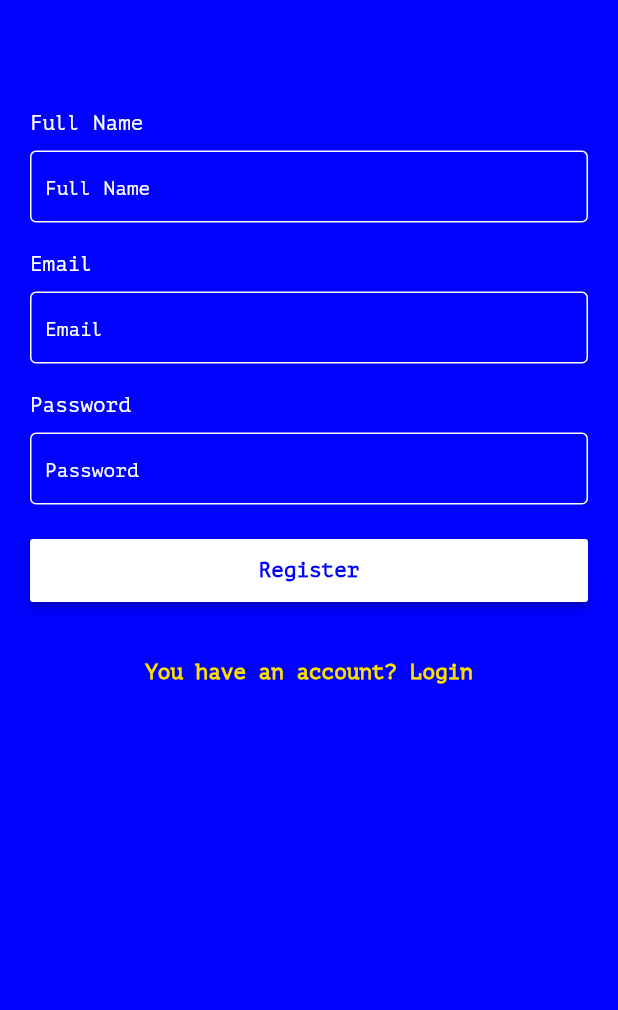
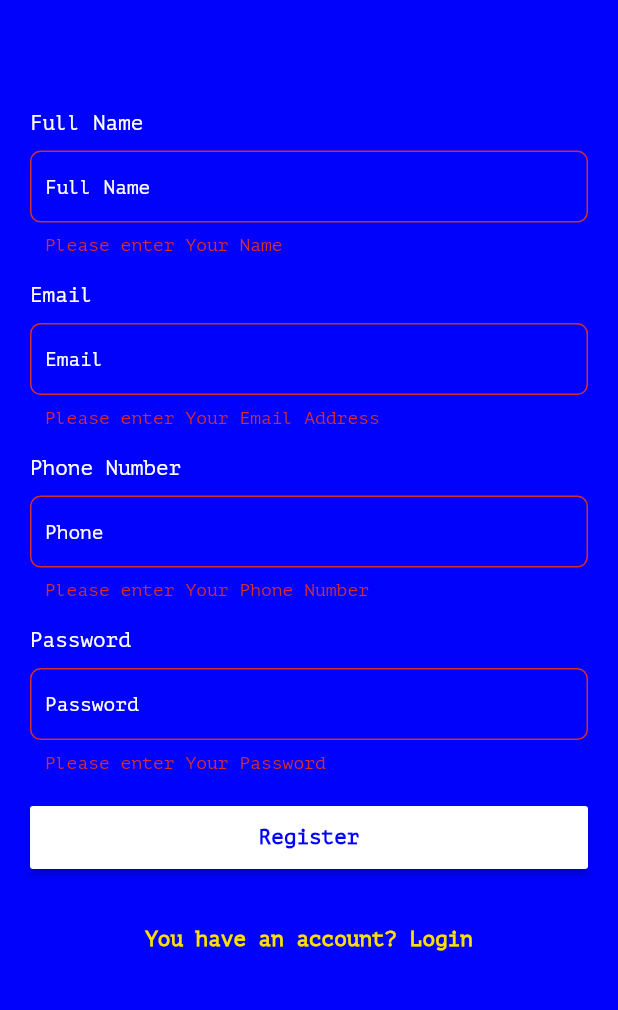
Before and after one commit to aligazal93/latech_app, a Flutter app: the screen it shows after launch, after a tap on "Login", after a tap on "Don’t have an account? Sign-up", after a tap on "Register", on a phone screen of 412 x 824 dp, the part 60-1070 px from its top. Run offline on Flutter 3.47's test engine with Material 2 defaults, Android fonts, the phone set to English and light mode, and no system bars; our stand-ins replace dio, flutter_bloc.

Commit message:
- DioHelper Layer - SignUp API - Login API

```diff
--- /dev/null
+++ b/lib/core/dio_helper/dio_helper.dart
@@ -0,0 +1,27 @@
+import 'dart:io';
+
+import 'package:dio/adapter.dart';
+import 'package:dio/dio.dart';
+
+class DioHelper {
+  static final String _baseUrl = "https://student.valuxapps.com/api/";
+  static late Dio _dio;
+
+  static void init() {
+    _dio = Dio()..options.baseUrl = _baseUrl;
+    (_dio.httpClientAdapter as DefaultHttpClientAdapter).onHttpClientCreate =
+        (HttpClient client) {
+      client.badCertificateCallback =
+          (X509Certificate cert, String host, int port) => true;
+      return client;
+    };
+  }
+
+  static Future<Response<dynamic>> get(String path) async {
+    return await _dio.get(path);
+  }
+
+  static Future<Response<dynamic>> post(String path, {var data}) async {
+    return await _dio.post(path, data: data);
+  }
+}
--- /dev/null
+++ b/lib/features/login/cubit/states.dart
@@ -0,0 +1,5 @@
+abstract class LoginStates {}
+
+class LoginInit extends LoginStates {}
+
+class LoginLoading extends LoginStates {}
--- a/lib/features/login/units/confirm_button.dart
+++ b/lib/features/login/units/confirm_button.dart
@@ -1,15 +1,23 @@
 import 'package:flutter/material.dart';
+import 'package:flutter_bloc/flutter_bloc.dart';
+import 'package:latech_app/features/login/cubit/cubit.dart';
+import 'package:latech_app/features/login/cubit/states.dart';
 import 'package:latech_app/widgets/app_button.dart';
+import 'package:latech_app/widgets/loading_indicator.dart';
 
 class LoginConfirmButton extends StatelessWidget {
   const LoginConfirmButton({Key? key}) : super(key: key);
 
   @override
   Widget build(BuildContext context) {
-    return AppButton(
-      onPressed: () {},
-      title: 'Login',
-      backgroundColor: Colors.white,
+    final cubit = LoginCubit.of(context);
+    return BlocBuilder(
+      bloc: cubit,
+      builder: (context, state) => state is LoginLoading ? LoadingIndicator() : AppButton(
+        onPressed: cubit.login,
+        title: 'Login',
+        backgroundColor: Colors.white,
+      ),
     );
   }
 }
--- a/lib/features/login/units/fields.dart
+++ b/lib/features/login/units/fields.dart
@@ -1,4 +1,5 @@
 import 'package:flutter/material.dart';
+import 'package:latech_app/features/login/cubit/cubit.dart';
 import 'package:latech_app/widgets/input_text_field.dart';
 
 class LoginFields extends StatelessWidget {
@@ -6,17 +7,37 @@ class LoginFields extends StatelessWidget {
 
   @override
   Widget build(BuildContext context) {
-    return Column(
+    final cubit = LoginCubit.of(context);
+    return Form(
+      key: cubit.formKey,
+      child: Column(
         children: [
           InputTextField(
+            textInputType: TextInputType.emailAddress,
             hintText: 'Email',
             upperText: 'Email',
+            validator: (v) {
+              if(v!.isEmpty)
+                return 'Please enter Your Email Address';
+              else
+                return null;
+            },
+            onSaved: (v) => cubit.email = v,
           ),
           InputTextField(
+            obscureText: true,
             hintText: 'Password',
             upperText: 'Password',
+            onSaved: (v) => cubit.password = v,
+            validator: (v) {
+              if(v!.isEmpty)
+                return 'Please enter Your Password';
+              else
+                return null;
+            },
           ),
         ],
+      ),
     );
   }
 }
--- a/lib/features/login/view.dart
+++ b/lib/features/login/view.dart
@@ -1,20 +1,18 @@
 import 'package:flutter/material.dart';
+import 'package:flutter_bloc/flutter_bloc.dart';
 import 'package:latech_app/constains.dart';
-import 'package:latech_app/core/app_router/router.dart';
+import 'package:latech_app/features/login/cubit/cubit.dart';
 import 'package:latech_app/features/login/units/confirm_button.dart';
 import 'package:latech_app/features/login/units/fields.dart';
 import 'package:latech_app/features/login/units/signup_section.dart';
-import 'package:latech_app/features/sign_up/view.dart';
 import 'package:latech_app/widgets/app_bar.dart';
-import 'package:latech_app/widgets/app_button.dart';
-import 'package:latech_app/widgets/input_text_field.dart';
 
 class LoginView extends StatelessWidget {
-  const LoginView({Key? key}) : super(key: key);
-
   @override
   Widget build(BuildContext context) {
-    return Scaffold(
+    return BlocProvider(
+      create: (context) => LoginCubit(),
+      child: Scaffold(
         backgroundColor: kPrimaryColor,
         appBar: appBar('Login'),
         body: ListView(
@@ -27,6 +25,7 @@ class LoginView extends StatelessWidget {
             LoginSignUpSection()
           ],
         ),
+      ),
     );
   }
 }
--- /dev/null
+++ b/lib/features/sign_up/cubit/cubit.dart
@@ -0,0 +1,43 @@
+import 'package:flutter/cupertino.dart';
+import 'package:flutter_bloc/flutter_bloc.dart';
+import 'package:latech_app/core/app_router/router.dart';
+import 'package:latech_app/core/dio_helper/dio_helper.dart';
+import 'package:latech_app/features/sign_up/cubit/states.dart';
+import 'package:latech_app/widgets/snack_bar.dart';
+
+class SignUpCubit extends Cubit<SignUpStates>
+{
+  SignUpCubit() : super(SignUpInitStates());
+  static SignUpCubit of(context) => BlocProvider.of(context);
+
+  String? email, name , phone , password;
+  final formKey = GlobalKey<FormState>();
+
+  Future<void> signUp() async {
+    if (!formKey.currentState!.validate()) return;
+    formKey.currentState!.save();
+    emit(SignUpLoadingStates());
+    try {
+      final response = await DioHelper.post(
+          'register',
+          data:{
+            "email" : email,
+            "name" : name,
+            "phone" : phone,
+            "password" : password,
+          });
+      final data = response.data;
+      if(data['status']){
+        // Home
+        MagicRouter.navigateAndPopAll(SizedBox());
+      } else {
+        showSnackBar(data['message']);
+      }
+    } catch (e) {
+      showSnackBar(e.toString());
+    }
+    emit(SignUpInitStates());
+  }
+
+
+}
--- /dev/null
+++ b/lib/features/sign_up/cubit/states.dart
@@ -0,0 +1,5 @@
+abstract class SignUpStates {}
+
+class SignUpInitStates extends SignUpStates {}
+
+class SignUpLoadingStates extends SignUpStates {}
--- a/lib/features/sign_up/units/confirm_button.dart
+++ b/lib/features/sign_up/units/confirm_button.dart
@@ -1,15 +1,23 @@
 import 'package:flutter/material.dart';
+import 'package:flutter_bloc/flutter_bloc.dart';
+import 'package:latech_app/features/sign_up/cubit/cubit.dart';
+import 'package:latech_app/features/sign_up/cubit/states.dart';
 import 'package:latech_app/widgets/app_button.dart';
+import 'package:latech_app/widgets/loading_indicator.dart';
 
 class SignUpConfirmButton extends StatelessWidget {
   const SignUpConfirmButton({Key? key}) : super(key: key);
 
   @override
   Widget build(BuildContext context) {
-    return AppButton(
-      onPressed: () {},
-      title: 'Register',
-      backgroundColor: Colors.white,
+    final cubit = SignUpCubit.of(context);
+    return BlocBuilder(
+      bloc: cubit,
+      builder:(context, state) => state is SignUpLoadingStates ? LoadingIndicator() : AppButton(
+        onPressed: cubit.signUp,
+        title: 'Register',
+        backgroundColor: Colors.white,
+      ),
     );
   }
 }
--- a/lib/features/sign_up/units/fields.dart
+++ b/lib/features/sign_up/units/fields.dart
@@ -1,5 +1,6 @@
 import 'package:flutter/cupertino.dart';
 import 'package:latech_app/constains.dart';
+import 'package:latech_app/features/sign_up/cubit/cubit.dart';
 import 'package:latech_app/widgets/input_text_field.dart';
 
 class SignUpFields extends StatelessWidget {
@@ -7,7 +8,10 @@ class SignUpFields extends StatelessWidget {
 
   @override
   Widget build(BuildContext context) {
-    return Column(
+    final cubit = SignUpCubit.of(context);
+    return Form(
+      key: cubit.formKey,
+      child: Column(
         children: [
           SizedBox(
             height: sizeFromHeight(20),
@@ -15,16 +19,49 @@ class SignUpFields extends StatelessWidget {
           InputTextField(
             hintText: 'Full Name',
             upperText: 'Full Name',
+            validator: (v) {
+              if(v!.isEmpty)
+                return 'Please enter Your Name';
+              else
+                return null;
+            },
+            onSaved: (v) => cubit.name = v,
           ),
           InputTextField(
             hintText: 'Email',
             upperText: 'Email',
+            validator: (v) {
+              if(v!.isEmpty)
+                return 'Please enter Your Email Address';
+              else
+                return null;
+            },
+            onSaved: (v) => cubit.email = v,
+          ),
+          InputTextField(
+            hintText: 'Phone',
+            upperText: 'Phone Number',
+            validator: (v) {
+              if(v!.isEmpty)
+                return 'Please enter Your Phone Number';
+              else
+                return null;
+            },
+            onSaved: (v) => cubit.phone = v,
           ),
           InputTextField(
             hintText: 'Password',
             upperText: 'Password',
+            validator: (v) {
+              if(v!.isEmpty)
+                return 'Please enter Your Password';
+              else
+                return null;
+            },
+            onSaved: (v) => cubit.password = v,
           ),
         ],
+      ),
     );
   }
 }
--- a/lib/features/sign_up/view.dart
+++ b/lib/features/sign_up/view.dart
@@ -1,5 +1,7 @@
 import 'package:flutter/material.dart';
+import 'package:flutter_bloc/flutter_bloc.dart';
 import 'package:latech_app/constains.dart';
+import 'package:latech_app/features/sign_up/cubit/cubit.dart';
 import 'package:latech_app/features/sign_up/units/confirm_button.dart';
 import 'package:latech_app/features/sign_up/units/fields.dart';
 import 'package:latech_app/features/sign_up/units/login_section.dart';
@@ -8,7 +10,9 @@ import 'package:latech_app/widgets/app_bar.dart';
 class SignUpView extends StatelessWidget {
   @override
   Widget build(BuildContext context) {
-    return Scaffold(
+    return BlocProvider(
+      create: (context) => SignUpCubit(),
+      child: Scaffold(
         backgroundColor: kPrimaryColor,
         appBar: appBar('Sign Up'),
         body: ListView(
@@ -20,6 +24,7 @@ class SignUpView extends StatelessWidget {
             SignUpLoginSection(),
           ],
         ),
+      ),
     );
   }
 }
--- a/lib/main.dart
+++ b/lib/main.dart
@@ -1,11 +1,15 @@
 import 'package:flutter/material.dart';
 import 'package:latech_app/constains.dart';
+import 'package:latech_app/core/dio_helper/dio_helper.dart';
 import 'package:latech_app/features/splash/view.dart';
 import 'package:latech_app/widgets/pop_scaffold.dart';
 
 import 'core/app_router/router.dart';
 
-void main() {
+// algazzar.abdelrahman123456@gmail.com
+
+void main()  {
+  DioHelper.init();
   runApp(const MyApp());
 }
 
--- a/lib/widgets/input_text_field.dart
+++ b/lib/widgets/input_text_field.dart
@@ -2,10 +2,15 @@ import 'package:flutter/material.dart';
 import 'package:latech_app/constains.dart';
 
 class InputTextField extends StatelessWidget {
-  const InputTextField({Key? key, this.upperText, this.hintText}) : super(key: key);
+  const InputTextField({Key? key, this.upperText, this.hintText, this.onSaved, this.validator, this.textInputType, this.obscureText = false}) : super(key: key);
 
   final String? upperText;
   final String? hintText;
+  final Function(String?)? onSaved;
+  final String? Function(String?)? validator;
+  final TextInputType? textInputType;
+  final bool obscureText;
+
 
   @override
   Widget build(BuildContext context) {
@@ -15,11 +20,21 @@ class InputTextField extends StatelessWidget {
         if(upperText != null)
           Text(upperText!,style: TextStyle(color: kWhiteColor),),
         SizedBox(height: 10),
-        TextField(
+        TextFormField(
+          obscureText: obscureText,
+          style: TextStyle(color:Colors.white,fontSize: 14),
+          onSaved: onSaved,
+          validator: validator,
+          keyboardType:textInputType,
           decoration:InputDecoration(
+              fillColor: Colors.white,
               contentPadding: EdgeInsets.symmetric(vertical: 3,horizontal: 10),
-              enabledBorder: const OutlineInputBorder(
-                borderSide: const BorderSide(color: Colors.white, width: 1.0),
+              enabledBorder: OutlineInputBorder(
+                borderSide: BorderSide(width: 1, color: Colors.white),
+                borderRadius: BorderRadius.circular(7),
+              ),
+              border: OutlineInputBorder(
+                 borderRadius: new BorderRadius.circular(7.0),
               ),
               hintText: hintText,
               hintStyle: TextStyle(color: kWhiteColor,fontSize: 13)
--- a/pubspec.yaml
+++ b/pubspec.yaml
@@ -34,6 +34,8 @@ dependencies:
   # The following adds the Cupertino Icons font to your application.
   # Use with the CupertinoIcons class for iOS style icons.
   cupertino_icons: ^1.0.2
+  flutter_bloc: ^8.0.1
+  dio: ^4.0.4
 
 dev_dependencies:
   flutter_test:
```
Also changed, not shown: lib/features/login/cubit/cubit.dart (added, +37 -0 lines), lib/widgets/loading_indicator.dart (added, +12 -0 lines), lib/widgets/snack_bar.dart (added, +16 -0 lines), pubspec.lock. Lines whose indentation alone changed are shown as unchanged.
